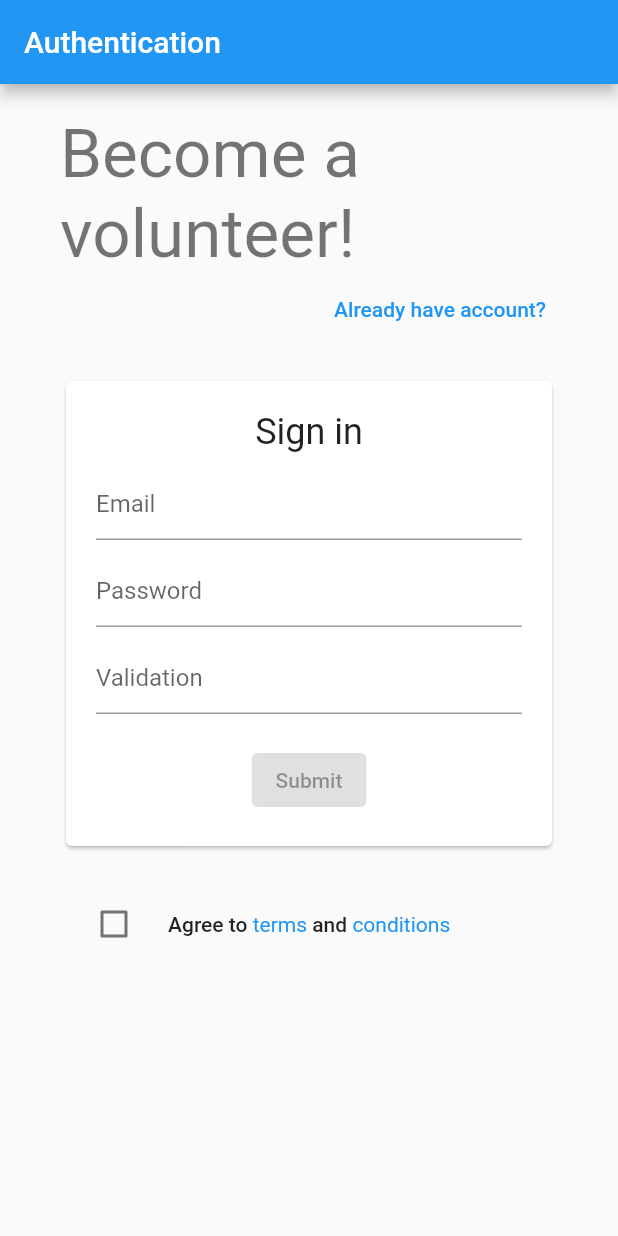
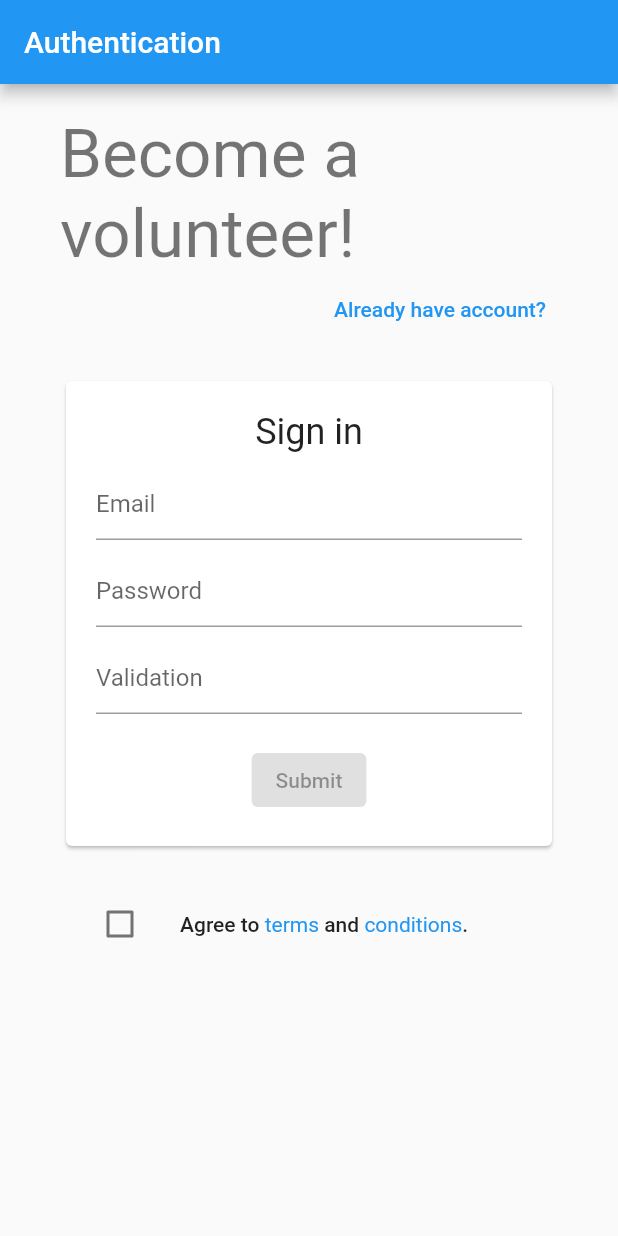
Before and after one commit to pseusys/HogWeedGo, a Flutter app: the AuthPage screen opened by its route, on a phone screen of 412 x 824 dp. Run offline on Flutter 3.47's test engine with Material 2 defaults, Android fonts, the phone set to English and light mode, and no system bars; our stand-ins replace cached_network_image, flutter_cache_manager, flutter_map, gallery_saver, latlong2, location; missing offline and left inert: dart:html, flutter_focus_watcher; network calls fail.

Commit message:
auth fix

```diff
--- a/client/lib/pages/auth.dart
+++ b/client/lib/pages/auth.dart
@@ -125,7 +125,11 @@ class _AuthPageState extends State<AuthPage> {
 
               if (_noAccount) Align(
                 alignment: Alignment.centerRight,
-                child: CheckboxListTile(
+                child: ListTile(
+                  leading: Checkbox(
+                    value: _createAccount,
+                    onChanged: (bool? value) => setState(() => _createAccount = value ?? false),
+                  ),
                   title: RichText(
                     text: TextSpan(
                       children: [
@@ -149,12 +153,13 @@ class _AuthPageState extends State<AuthPage> {
                           recognizer: TapGestureRecognizer()
                             ..onTap = () => launch('https://docs.flutter.io/flutter/services/UrlLauncher-class.html'),
                         ),
+                        TextSpan(
+                          text: '.',
+                          style: Theme.of(context).textTheme.bodyText1,
+                        ),
                       ],
                     ),
                   ),
-                  value: _createAccount,
-                  onChanged: (bool? value) => setState(() => _createAccount = value ?? false),
-                  controlAffinity: ListTileControlAffinity.leading,
                 ),
               ),
             ],
```
